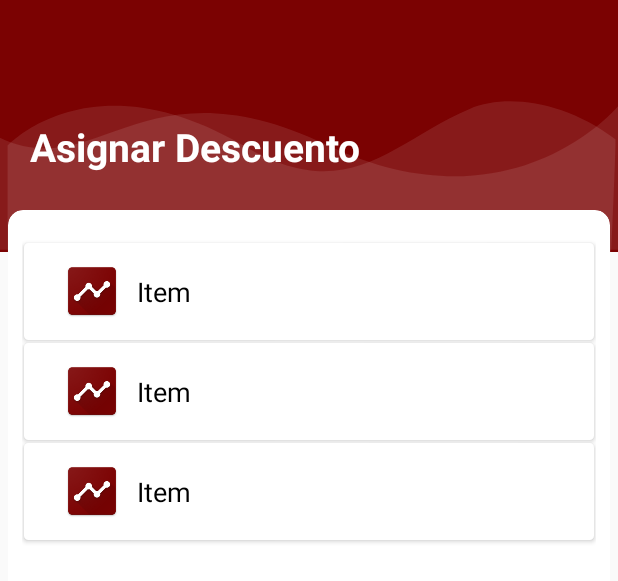
After one commit to Raynor119/gimnasio, an Android app: the layout activity_agsinar.xml on its own in the app's theme, with its tools: preview values and no code run, on a phone screen of 412 x 824 dp. The commit adds this screen. Shown: the top 581 px of the screen. Run offline under Robolectric (Android 15) with nearby library versions, the phone set to English and light mode, and no system bars; network calls fail.

Commit message:
descuentos hecho

```diff
--- a/app/src/main/AndroidManifest.xml
+++ b/app/src/main/AndroidManifest.xml
@@ -14,6 +14,12 @@
 			android:state_hovered="true"
             android:resizeableActivity="true"
             android:theme="@style/AppTheme">
+
+		<activity
+			android:name=".agusdesc"
+			android:supportsRtl="true"
+
+			android:theme="@style/AppTheme.NoActionBar"/>
 		<activity
 			android:name=".descudetailactivity"
 			android:supportsRtl="true"
--- /dev/null
+++ b/app/src/main/res/layout-sw900dp/activity_agsinar.xml
@@ -0,0 +1,85 @@
+<?xml version="1.0" encoding="utf-8"?>
+<android.support.design.widget.CoordinatorLayout
+	xmlns:android="http://schemas.android.com/apk/res/android"
+	xmlns:app="http://schemas.android.com/apk/res-auto"
+	xmlns:tools="http://schemas.android.com/tools"
+	android:orientation="vertical"
+	android:fitsSystemWindows="true"
+	android:layout_width="match_parent"
+	android:layout_height="match_parent">
+
+	<RelativeLayout
+		style="@style/parent">
+
+		<LinearLayout
+			android:layout_width="match_parent"
+			android:layout_height="match_parent"
+			android:layout_alignParentTop="true"
+			android:weightSum="12">
+
+			<LinearLayout
+				style="@style/parent"
+				android:background="@drawable/admishape"
+				android:orientation="vertical"
+				android:layout_weight="3">
+
+				<ImageView
+					style="@style/parent"
+					android:background="@drawable/ic_login_bk"/>
+
+			</LinearLayout>
+
+		</LinearLayout>
+
+		<LinearLayout
+			android:layout_width="match_parent"
+			android:layout_height="match_parent"
+			android:layout_alignParentTop="true"
+			android:orientation="vertical"
+			android:layout_marginTop="40dp"
+			android:layout_marginRight="5dp"
+			android:layout_marginLeft="5dp">
+
+			<TextView
+				style="@style/headerText"
+				android:layout_gravity="center"
+				android:layout_marginTop="40dp"
+				android:text="Asignar Descuento"
+				android:layout_marginLeft="200dp"
+				android:textSize="28dp"/>
+
+			<android.support.v7.widget.CardView
+				xmlns:app="http://schemas.android.com/apk/res-auto"
+				android:layout_width="match_parent"
+				android:layout_height="match_parent"
+				android:layout_marginRight="415dp"
+				android:layout_marginLeft="415dp"
+				app:cardCornerRadius="10dp"
+				android:layout_gravity="center"
+				android:layout_marginTop="@dimen/loginViewsMargin"
+				android:background="@color/whiteCardColor"
+				android:layout_marginBottom="100dp">
+				<android.support.v7.widget.RecyclerView
+					xmlns:android="http://schemas.android.com/apk/res/android"
+					xmlns:app="http://schemas.android.com/apk/res-auto"
+					xmlns:tools="http://schemas.android.com/tools"
+					android:layout_marginTop="20dp"
+					android:layout_marginRight="9dp"
+					android:layout_marginLeft="9dp"
+					android:id="@+id/listru"
+					android:name="com.pixels.gimnasio.administradorListFragment"
+					android:layout_width="match_parent"
+					android:layout_height="match_parent"
+					app:layoutManager="LinearLayoutManager"
+					android:state_hovered="true"
+					tools:context=".administradorListActivity"
+					tools:listitem="@layout/administrador_list_content"/>
+
+
+			</android.support.v7.widget.CardView>
+
+		</LinearLayout>
+
+	</RelativeLayout>
+
+</android.support.design.widget.CoordinatorLayout>
--- /dev/null
+++ b/app/src/main/res/layout-w900dp/activity_agsinar.xml
@@ -0,0 +1,92 @@
+<?xml version="1.0" encoding="utf-8"?>
+<android.support.design.widget.CoordinatorLayout
+	xmlns:android="http://schemas.android.com/apk/res/android"
+	xmlns:app="http://schemas.android.com/apk/res-auto"
+	xmlns:tools="http://schemas.android.com/tools"
+	android:orientation="vertical"
+	android:fitsSystemWindows="true"
+	android:layout_width="match_parent"
+	android:layout_height="match_parent">
+
+	<RelativeLayout
+		style="@style/parent">
+
+		<LinearLayout
+			android:layout_width="match_parent"
+			android:layout_height="match_parent"
+			android:layout_alignParentTop="true"
+			android:weightSum="12">
+
+			<LinearLayout
+				style="@style/parent"
+				android:background="@drawable/admishape"
+				android:orientation="vertical"
+				android:layout_weight="3">
+
+				<ImageView
+					style="@style/parent"
+					android:background="@drawable/ic_login_bk"/>
+
+			</LinearLayout>
+
+		</LinearLayout>
+
+
+
+		<LinearLayout
+			android:layout_width="match_parent"
+			android:layout_height="match_parent"
+			android:layout_alignParentTop="true"
+			android:orientation="vertical"
+			android:layout_marginTop="40dp"
+			android:layout_marginRight="5dp"
+			android:layout_marginLeft="5dp">
+
+			<TextView
+				style="@style/headerText"
+				android:layout_gravity="center"
+				android:layout_marginTop="40dp"
+				android:text="Asignar Descuento"
+				android:layout_marginLeft="10dp"
+				android:textSize="26dp"/>
+
+			<android.support.v7.widget.CardView
+				xmlns:app="http://schemas.android.com/apk/res-auto"
+				android:layout_width="match_parent"
+				android:layout_height="match_parent"
+				android:layout_marginRight="115dp"
+				android:layout_marginLeft="115dp"
+				app:cardCornerRadius="10dp"
+				android:layout_gravity="center"
+				android:layout_marginTop="@dimen/loginViewsMargin"
+				android:background="@color/whiteCardColor"
+				android:layout_marginBottom="50dp">
+				<android.support.v7.widget.RecyclerView
+					xmlns:android="http://schemas.android.com/apk/res/android"
+					xmlns:app="http://schemas.android.com/apk/res-auto"
+					xmlns:tools="http://schemas.android.com/tools"
+					android:layout_marginTop="20dp"
+					android:layout_marginRight="9dp"
+					android:layout_marginLeft="9dp"
+					android:id="@+id/listru"
+					android:name="com.pixels.gimnasio.administradorListFragment"
+					android:layout_width="match_parent"
+					android:layout_height="match_parent"
+					app:layoutManager="LinearLayoutManager"
+					android:state_hovered="true"
+					tools:context=".administradorListActivity"
+					tools:listitem="@layout/administrador_list_content"/>
+
+
+			</android.support.v7.widget.CardView>
+
+
+		</LinearLayout>
+
+
+	</RelativeLayout>
+
+
+
+
+</android.support.design.widget.CoordinatorLayout>
--- /dev/null
+++ b/app/src/main/res/layout/activity_agsinar.xml
@@ -0,0 +1,85 @@
+<?xml version="1.0" encoding="utf-8"?>
+<RelativeLayout
+	xmlns:android="http://schemas.android.com/apk/res/android"
+	xmlns:app="http://schemas.android.com/apk/res-auto"
+	xmlns:tools="http://schemas.android.com/tools"
+	android:orientation="vertical"
+	android:fitsSystemWindows="true"
+	android:layout_width="match_parent"
+	android:layout_height="match_parent">
+
+	<LinearLayout
+		android:layout_width="match_parent"
+		android:layout_height="match_parent">
+
+		<LinearLayout
+			style="@style/parent"
+			android:background="@drawable/admishape"
+			android:orientation="vertical">
+
+			<ImageView
+				style="@style/parent"
+				android:background="@drawable/ic_login_bk"
+				android:contentDescription="login background"/>
+
+		</LinearLayout>
+
+	</LinearLayout>
+
+	<LinearLayout
+		android:layout_width="match_parent"
+		android:layout_height="match_parent"
+		android:layout_alignParentTop="true"
+		android:layout_marginRight="5dp"
+		android:layout_marginLeft="5dp"
+		android:layout_marginTop="120dp"
+		android:orientation="vertical">
+		<android.support.v7.widget.CardView
+			xmlns:app="http://schemas.android.com/apk/res-auto"
+			android:layout_width="match_parent"
+			android:layout_height="match_parent"
+			app:cardCornerRadius="10dp"
+			android:layout_gravity="center"
+			android:layout_marginTop="20dp"
+			android:background="@color/whiteCardColor">
+
+			<android.support.v7.widget.RecyclerView
+				xmlns:app="http://schemas.android.com/apk/res-auto"
+				xmlns:tools="http://schemas.android.com/tools"
+				android:layout_marginTop="20dp"
+				android:layout_marginRight="9dp"
+				android:layout_marginLeft="9dp"
+				android:id="@+id/listru"
+				android:name="com.pixels.gimnasio.administradorListFragment"
+				android:layout_width="match_parent"
+				android:layout_height="match_parent"
+				app:layoutManager="LinearLayoutManager"
+				android:state_hovered="true"
+				tools:context=".administradorListActivity"
+				tools:listitem="@layout/administrador_list_content"/>
+
+		</android.support.v7.widget.CardView>
+
+
+	</LinearLayout>
+
+	<LinearLayout
+		android:layout_width="match_parent"
+		android:layout_height="match_parent"
+		android:layout_alignParentTop="true"
+		android:orientation="vertical"
+		android:layout_marginTop="40dp"
+		android:layout_marginRight="5dp"
+		android:layout_marginLeft="5dp">
+
+		<TextView
+			style="@style/headerText"
+			android:layout_gravity="center"
+			android:layout_marginTop="40dp"
+			android:text="Asignar Descuento"
+			android:layout_marginLeft="10dp"
+			android:textSize="26dp"/>
+
+	</LinearLayout>
+
+</RelativeLayout>
```
Also changed, not shown: app/src/main/java/com/pixels/gimnasio/agusdesc.java (added, +227 -0 lines), app/src/main/java/com/pixels/gimnasio/descudetailfragment.java (+7 -1 lines), 384 other files.
